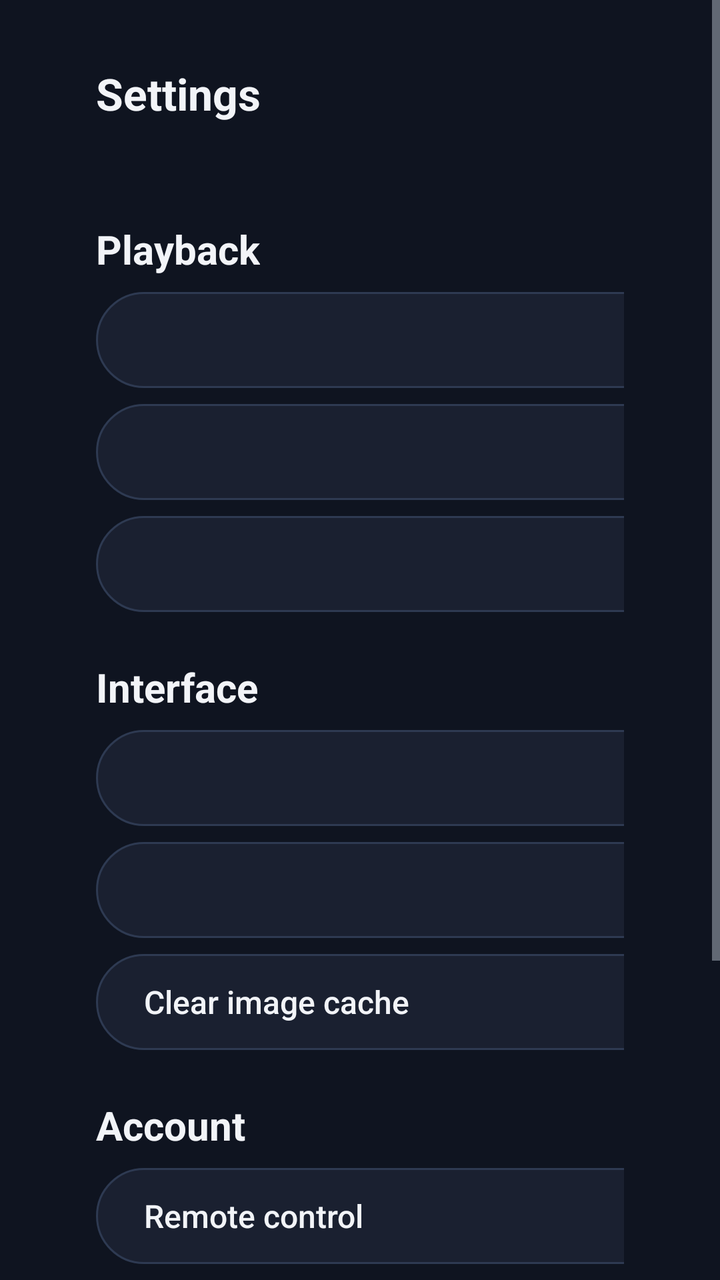
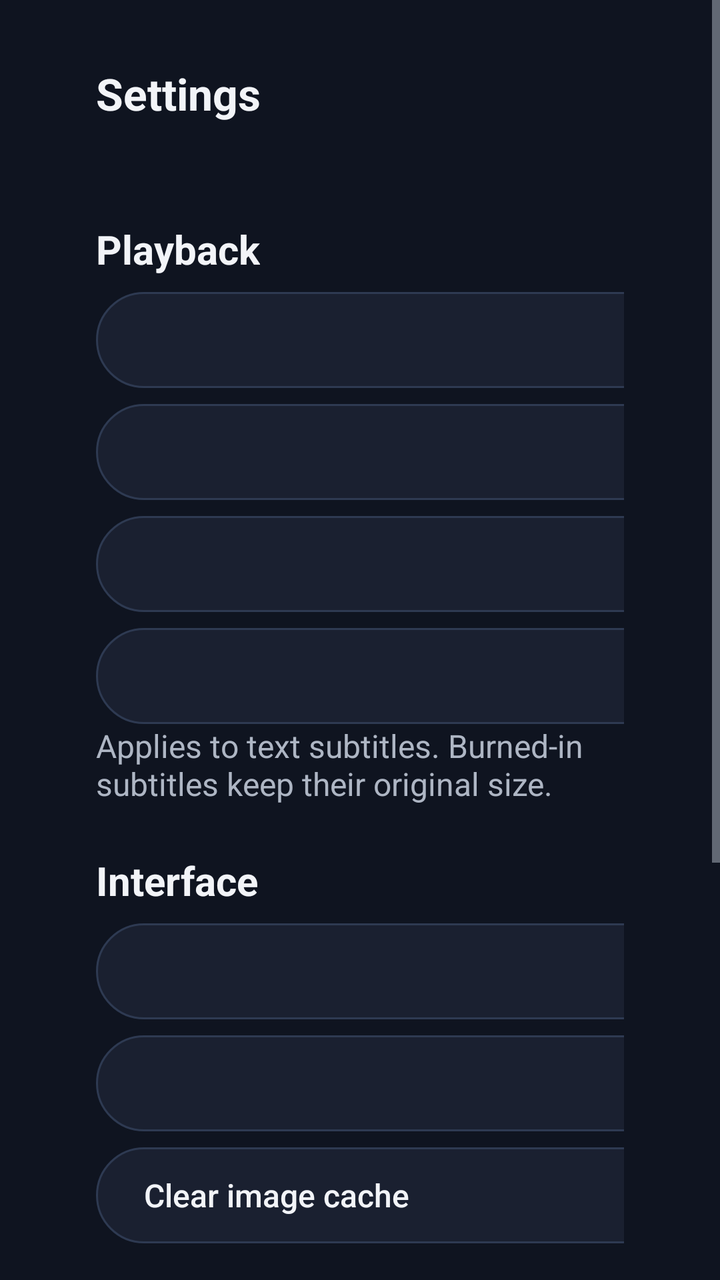

Compare the two renders of this Android layout. The source of the first and the diff that turns it into the second are given below.
<!-- AndroidManifest.xml: application theme Theme.Firefin -->
<!-- res/layout/activity_settings.xml -->
<?xml version="1.0" encoding="utf-8"?>
<ScrollView xmlns:android="http://schemas.android.com/apk/res/android"
    android:layout_width="match_parent"
    android:layout_height="match_parent">

    <LinearLayout
        android:layout_width="match_parent"
        android:layout_height="wrap_content"
        android:orientation="vertical"
        android:paddingLeft="@dimen/page_margin"
        android:paddingTop="@dimen/space_xl"
        android:paddingRight="@dimen/page_margin"
        android:paddingBottom="@dimen/space_xl">

        <TextView
            style="@style/Firefin.Text.Heading"
            android:layout_width="wrap_content"
            android:layout_height="wrap_content"
            android:text="@string/settings" />

        <TextView
            android:id="@+id/accountInfo"
            style="@style/Firefin.Text.Label"
            android:layout_width="match_parent"
            android:layout_height="wrap_content"
            android:layout_marginTop="@dimen/space_xs" />

        <TextView
            style="@style/Firefin.Text.Subheading"
            android:layout_width="wrap_content"
            android:layout_height="wrap_content"
            android:layout_marginTop="@dimen/space_l"
            android:text="@string/section_playback" />

        <Button
            android:id="@+id/qualityButton"
            style="@style/Firefin.Button.Setting"
            android:layout_marginTop="@dimen/space_s" />

        <Button
            android:id="@+id/audioLanguageButton"
            style="@style/Firefin.Button.Setting" />

        <Button
            android:id="@+id/subtitleLanguageButton"
            style="@style/Firefin.Button.Setting" />

        <TextView
            style="@style/Firefin.Text.Subheading"
            android:layout_width="wrap_content"
            android:layout_height="wrap_content"
            android:layout_marginTop="@dimen/space_l"
            android:text="@string/section_interface" />

        <Button
            android:id="@+id/backdropsButton"
            style="@style/Firefin.Button.Setting"
            android:layout_marginTop="@dimen/space_s" />

        <Button
            android:id="@+id/homeOrderButton"
            style="@style/Firefin.Button.Setting" />

        <Button
            android:id="@+id/clearCacheButton"
            style="@style/Firefin.Button.Setting"
            android:text="@string/clear_image_cache" />

        <TextView
            style="@style/Firefin.Text.Subheading"
            android:layout_width="wrap_content"
            android:layout_height="wrap_content"
            android:layout_marginTop="@dimen/space_l"
            android:text="@string/section_account" />

        <Button
            android:id="@+id/remoteButton"
            style="@style/Firefin.Button.Setting"
            android:layout_marginTop="@dimen/space_s"
            android:text="@string/remote_control" />

        <Button
            android:id="@+id/logoutButton"
            style="@style/Firefin.Button.Setting"
            android:text="@string/logout" />

        <TextView
            style="@style/Firefin.Text.Subheading"
            android:layout_width="wrap_content"
            android:layout_height="wrap_content"
            android:layout_marginTop="@dimen/space_l"
            android:text="@string/about" />

        <TextView
            android:id="@+id/aboutText"
            style="@style/Firefin.Text.Label"
            android:layout_width="match_parent"
            android:layout_height="wrap_content"
            android:layout_marginTop="@dimen/space_xs"
            android:maxWidth="720dp" />

        <Button
            android:id="@+id/developerGithubButton"
            style="@style/Firefin.Button.Setting"
            android:layout_marginTop="@dimen/space_s"
            android:text="@string/developer_github" />
    </LinearLayout>
</ScrollView>
<!-- resources referenced by this layout -->
<resources>
  <dimen name="page_margin">48dp</dimen>
  <dimen name="space_l">24dp</dimen>
  <dimen name="space_s">8dp</dimen>
  <dimen name="space_xl">32dp</dimen>
  <dimen name="space_xs">4dp</dimen>
  <string name="about">About Firefin</string>
  <string name="clear_image_cache">Clear image cache</string>
  <string name="developer_github">Developer · GitHub\ngithub.com/ZepiGit</string>
  <string name="logout">Sign out</string>
  <string name="remote_control">Remote control</string>
  <string name="section_account">Account</string>
  <string name="section_interface">Interface</string>
  <string name="section_playback">Playback</string>
  <string name="settings">Settings</string>
  <style name="Firefin.Button.Setting">
          <item name="android:layout_width">480dp</item>
          <item name="android:layout_height">wrap_content</item>
          <item name="android:layout_marginTop">@dimen/space_s</item>
          <item name="android:gravity">center_vertical|left</item>
      </style>
  <style name="Firefin.Text.Heading">
          <item name="android:textSize">@dimen/text_heading</item>
          <item name="android:textStyle">bold</item>
      </style>
  <style name="Firefin.Text.Label">
          <item name="android:textSize">@dimen/text_label</item>
          <item name="android:textColor">@color/text_secondary</item>
      </style>
  <style name="Firefin.Text.Subheading">
          <item name="android:textSize">@dimen/text_subheading</item>
          <item name="android:textStyle">bold</item>
      </style>
  <dimen name="text_heading">22sp</dimen>
  <dimen name="text_label">16sp</dimen>
  <color name="text_secondary">#AEB6C4</color>
  <dimen name="text_subheading">20sp</dimen>
  <color name="background">#0F1420</color>
  <color name="accent">#00A4DC</color>
  <color name="text_primary">#F2F4F8</color>
  <style name="Firefin.Text" parent="Widget.AppCompat.TextView">
          <item name="android:textColor">@color/text_primary</item>
          <item name="android:textSize">@dimen/text_body</item>
      </style>
  <dimen name="text_body">18sp</dimen>
  <dimen name="control_height">48dp</dimen>
  <!-- drawable input_background (drawable) -->
  <?xml version="1.0" encoding="utf-8"?>
  <selector xmlns:android="http://schemas.android.com/apk/res/android">
      <item android:state_focused="true"><shape><solid android:color="@color/surface_focus"/><stroke android:width="@dimen/focus_stroke" android:color="@color/accent"/><corners android:radius="@dimen/corner_radius"/></shape></item>
      <item><shape><solid android:color="@color/surface"/><stroke android:width="1dp" android:color="@color/outline"/><corners android:radius="@dimen/corner_radius"/></shape></item>
  </selector>
  <color name="text_muted">#7D8699</color>
  <dimen name="input_height">52dp</dimen>
  <dimen name="space_m">16dp</dimen>
  <color name="surface">#1A2030</color>
  <style name="Firefin.Button.Dialog" parent="Widget.AppCompat.Button.Borderless.Colored">
          <item name="android:textSize">@dimen/text_label</item>
          <item name="android:textAllCaps">false</item>
          <item name="android:textColor">@color/dialog_button_text</item>
          <item name="android:background">@drawable/dialog_button_background</item>
      </style>
  <color name="accent_dark">#007EA8</color>
  <color name="outline">#2E3A52</color>
  <color name="surface_focus">#243049</color>
  <dimen name="focus_stroke">3dp</dimen>
  <dimen name="corner_radius">6dp</dimen>
  <!-- drawable dialog_button_background (drawable) -->
  <?xml version="1.0" encoding="utf-8"?>
  <selector xmlns:android="http://schemas.android.com/apk/res/android">
      <item android:state_focused="true"><shape><solid android:color="@color/accent"/><corners android:radius="24dp"/></shape></item>
      <item><shape><solid android:color="@android:color/transparent"/><corners android:radius="24dp"/></shape></item>
  </selector>
  <!-- unchanged entries left out for length: 5 -->
</resources>

<!-- the commit's change to res/layout/activity_settings.xml (unified diff, before → after) -->
@@ -44,6 +44,16 @@
         <Button
             android:id="@+id/subtitleLanguageButton"
             style="@style/Firefin.Button.Setting" />
+
+        <Button
+            android:id="@+id/subtitleSizeButton"
+            style="@style/Firefin.Button.Setting" />
+
+        <TextView
+            style="@style/Firefin.Text.Label"
+            android:layout_width="match_parent"
+            android:layout_height="wrap_content"
+            android:text="@string/subtitle_size_hint" />
 
         <TextView
             style="@style/Firefin.Text.Subheading"
<!-- resource entries referenced after the edit -->
@@ -14,6 +14,7 @@
   <string name="section_interface">Interface</string>
   <string name="section_playback">Playback</string>
   <string name="settings">Settings</string>
+  <string name="subtitle_size_hint">Applies to text subtitles. Burned-in subtitles keep their original size.</string>
   <style name="Firefin.Button.Setting">
           <item name="android:layout_width">480dp</item>
           <item name="android:layout_height">wrap_content</item>
